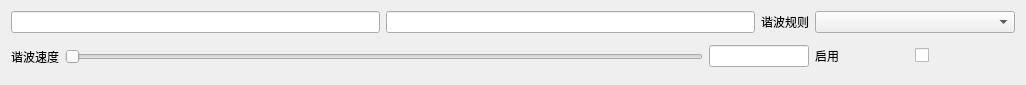
Before: the Qt Designer form LogGpt/live2danimationitemswidget.ui in log159/LogChat, drawn with Qt 5.
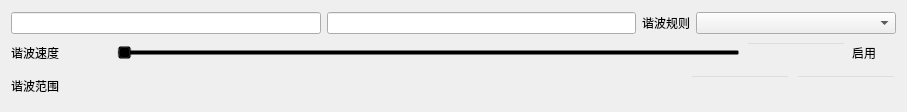
After: the same form once the commit is applied.

```diff
--- a/LogGpt/live2danimationitemswidget.ui
+++ b/LogGpt/live2danimationitemswidget.ui
@@ -6,15 +6,42 @@
    <rect>
     <x>0</x>
     <y>0</y>
-    <width>1026</width>
-    <height>85</height>
+    <width>907</width>
+    <height>112</height>
    </rect>
   </property>
   <property name="windowTitle">
    <string>Form</string>
   </property>
-  <layout class="QGridLayout" name="gridLayout_2">
-   <item row="0" column="0">
+  <property name="styleSheet">
+   <string notr="true"/>
+  </property>
+  <layout class="QVBoxLayout" name="verticalLayout">
+   <item>
+    <widget class="QFrame" name="frame_4">
+     <property name="styleSheet">
+      <string notr="true"/>
+     </property>
+     <property name="frameShape">
+      <enum>QFrame::NoFrame</enum>
+     </property>
+     <property name="frameShadow">
+      <enum>QFrame::Raised</enum>
+     </property>
+     <layout class="QHBoxLayout" name="horizontalLayout_3">
+      <property name="leftMargin">
+       <number>0</number>
+      </property>
+      <property name="topMargin">
+       <number>0</number>
+      </property>
+      <property name="rightMargin">
+       <number>0</number>
+      </property>
+      <property name="bottomMargin">
+       <number>0</number>
+      </property>
+      <item>
     <widget class="QLineEdit" name="lineEdit_name">
      <property name="minimumSize">
       <size>
@@ -27,7 +54,7 @@
      </property>
     </widget>
    </item>
-   <item row="0" column="1">
+      <item>
     <widget class="QLineEdit" name="lineEdit_explain">
      <property name="minimumSize">
       <size>
@@ -37,14 +64,14 @@
      </property>
     </widget>
    </item>
-   <item row="0" column="2">
-    <widget class="QLabel" name="label_2">
+      <item>
+       <widget class="QLabel" name="label_rule">
      <property name="text">
       <string>谐波规则</string>
      </property>
     </widget>
    </item>
-   <item row="0" column="3">
+      <item>
     <widget class="QComboBox" name="comboBox_rule">
      <property name="minimumSize">
       <size>
@@ -54,15 +81,21 @@
      </property>
     </widget>
    </item>
-   <item row="1" column="0" colspan="3">
-    <widget class="QFrame" name="frame_2">
+     </layout>
+    </widget>
+   </item>
+   <item>
+    <widget class="QFrame" name="frame_3">
+     <property name="styleSheet">
+      <string notr="true">background-color: transparent;  </string>
+     </property>
      <property name="frameShape">
       <enum>QFrame::NoFrame</enum>
      </property>
      <property name="frameShadow">
       <enum>QFrame::Raised</enum>
      </property>
-     <layout class="QHBoxLayout" name="horizontalLayout">
+     <layout class="QHBoxLayout" name="horizontalLayout_2">
       <property name="leftMargin">
        <number>0</number>
       </property>
@@ -76,14 +109,32 @@
        <number>0</number>
       </property>
       <item>
-       <widget class="QLabel" name="label">
+       <widget class="QLabel" name="label_speed">
+        <property name="minimumSize">
+         <size>
+          <width>100</width>
+          <height>0</height>
+         </size>
+        </property>
+        <property name="maximumSize">
+         <size>
+          <width>100</width>
+          <height>16777215</height>
+         </size>
+        </property>
+        <property name="styleSheet">
+         <string notr="true">background-color: transparent;  </string>
+        </property>
         <property name="text">
          <string>谐波速度</string>
         </property>
        </widget>
       </item>
       <item>
-       <widget class="QSlider" name="horizontalSlider">
+       <widget class="QSlider" name="horizontalSlider_speed">
+        <property name="styleSheet">
+         <string notr="true"/>
+        </property>
         <property name="orientation">
          <enum>Qt::Horizontal</enum>
         </property>
@@ -99,44 +150,99 @@
         </property>
        </widget>
       </item>
-     </layout>
-    </widget>
-   </item>
-   <item row="1" column="3">
-    <widget class="QFrame" name="frame">
-     <property name="frameShape">
-      <enum>QFrame::NoFrame</enum>
-     </property>
-     <property name="frameShadow">
-      <enum>QFrame::Raised</enum>
-     </property>
-     <layout class="QGridLayout" name="gridLayout">
-      <property name="leftMargin">
-       <number>0</number>
-      </property>
-      <property name="topMargin">
-       <number>0</number>
-      </property>
-      <property name="rightMargin">
-       <number>0</number>
-      </property>
-      <property name="bottomMargin">
-       <number>0</number>
-      </property>
-      <property name="spacing">
-       <number>0</number>
-      </property>
-      <item row="0" column="1">
-       <widget class="QCheckBox" name="checkBox_use">
-        <property name="text">
-         <string/>
-        </property>
-       </widget>
-      </item>
-      <item row="0" column="0">
-       <widget class="QLabel" name="label_3">
+      <item>
+       <widget class="QLabel" name="label_use">
         <property name="text">
          <string>启用</string>
+        </property>
+       </widget>
+      </item>
+      <item>
+       <widget class="QCheckBox" name="checkBox_use">
+        <property name="text">
+         <string/>
+        </property>
+       </widget>
+      </item>
+     </layout>
+    </widget>
+   </item>
+   <item>
+    <widget class="QFrame" name="frame">
+     <property name="styleSheet">
+      <string notr="true">background-color: transparent;</string>
+     </property>
+     <property name="frameShape">
+      <enum>QFrame::NoFrame</enum>
+     </property>
+     <property name="frameShadow">
+      <enum>QFrame::Raised</enum>
+     </property>
+     <layout class="QHBoxLayout" name="horizontalLayout">
+      <property name="leftMargin">
+       <number>0</number>
+      </property>
+      <property name="topMargin">
+       <number>0</number>
+      </property>
+      <property name="rightMargin">
+       <number>0</number>
+      </property>
+      <property name="bottomMargin">
+       <number>0</number>
+      </property>
+      <item>
+       <widget class="QLabel" name="label_speed_2">
+        <property name="minimumSize">
+         <size>
+          <width>100</width>
+          <height>0</height>
+         </size>
+        </property>
+        <property name="maximumSize">
+         <size>
+          <width>100</width>
+          <height>16777215</height>
+         </size>
+        </property>
+        <property name="styleSheet">
+         <string notr="true">background-color: transparent;  </string>
+        </property>
+        <property name="text">
+         <string>谐波范围</string>
+        </property>
+       </widget>
+      </item>
+      <item>
+       <widget class="QWidget" name="widget_rangeslider" native="true">
+        <property name="minimumSize">
+         <size>
+          <width>0</width>
+          <height>30</height>
+         </size>
+        </property>
+        <property name="styleSheet">
+         <string notr="true"/>
+        </property>
+       </widget>
+      </item>
+      <item>
+       <widget class="QLineEdit" name="lineEdit_left">
+        <property name="maximumSize">
+         <size>
+          <width>100</width>
+          <height>16777215</height>
+         </size>
+        </property>
+       </widget>
+      </item>
+      <item>
+       <widget class="QLineEdit" name="lineEdit_right">
+        <property name="maximumSize">
+         <size>
+          <width>100</width>
+          <height>16777215</height>
+         </size>
         </property>
        </widget>
       </item>
```
Lines whose indentation alone changed are shown as unchanged.
